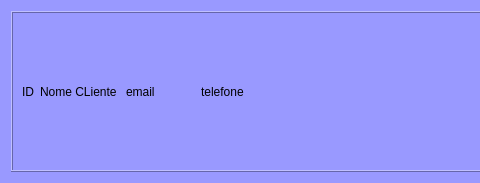
This is view/card_cliente.ui in Michel3-01/Sistema_Loja_de_Roupas as Qt 5 draws it before an edit; both pictures show x 0 to 480 and y 0 to 183 of the 719 by 183 pixel window. The edited form follows.
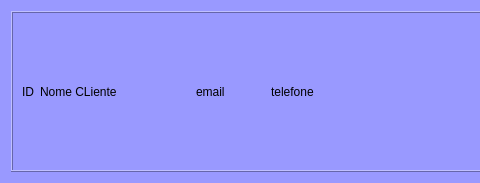
This is the edited form.

```diff
--- a/view/card_cliente.ui
+++ b/view/card_cliente.ui
@@ -73,7 +73,7 @@
                 </property>
                 <property name="minimumSize">
                  <size>
-                  <width>80</width>
+                  <width>150</width>
                   <height>80</height>
                  </size>
                 </property>
```
